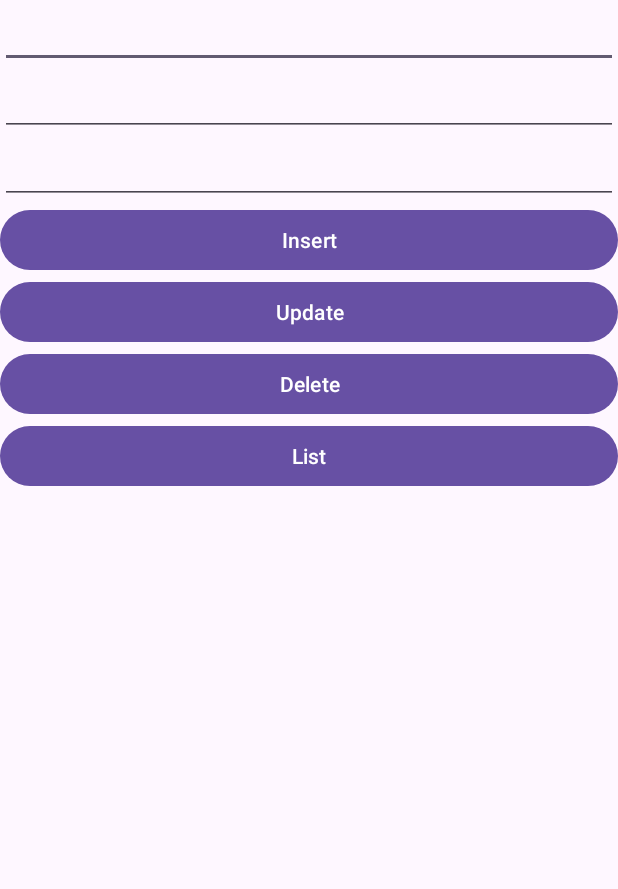
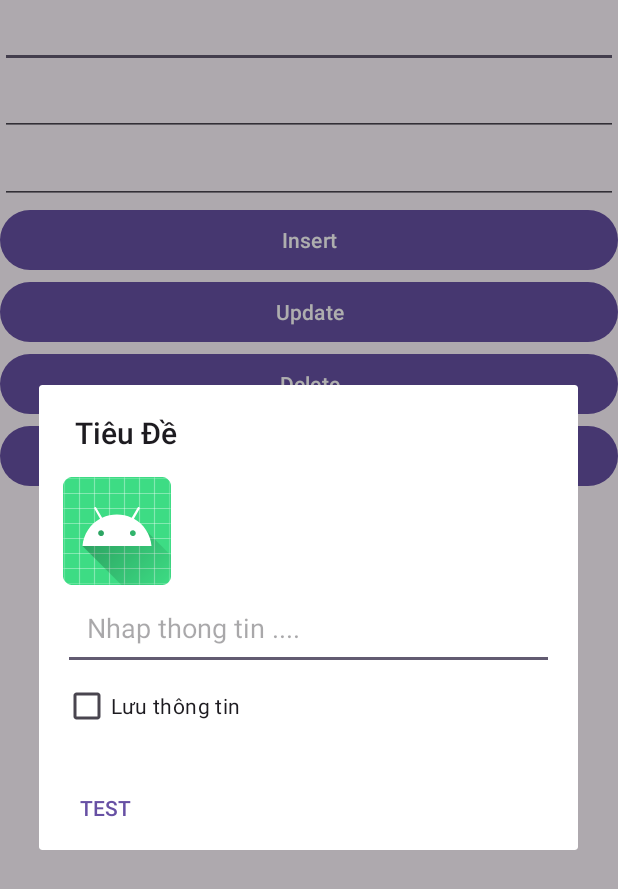
Before and after one commit to huuhuybn/Slide1-Android102, an Android app: the screen it shows after launch (MainActivity), after a tap on "Insert", on a phone screen of 412 x 824 dp. Shown: the top 889 px of the screen. Run offline under Robolectric (Android 15) with nearby library versions, the phone set to English and light mode, and no system bars.

Commit message:
code slide 2

```diff
--- a/app/src/main/java/vn/poly/mob305/slide1/MainActivity.java
+++ b/app/src/main/java/vn/poly/mob305/slide1/MainActivity.java
@@ -1,13 +1,17 @@
 package vn.poly.mob305.slide1;
 
+import androidx.appcompat.app.AlertDialog;
 import androidx.appcompat.app.AppCompatActivity;
 import androidx.recyclerview.widget.GridLayoutManager;
 import androidx.recyclerview.widget.LinearLayoutManager;
 import androidx.recyclerview.widget.RecyclerView;
 
+import android.content.DialogInterface;
 import android.os.Bundle;
+import android.view.LayoutInflater;
 import android.view.View;
 import android.widget.Button;
+import android.widget.CheckBox;
 import android.widget.EditText;
 import android.widget.Toast;
 
@@ -43,8 +47,53 @@ public class MainActivity extends AppCompatActivity {
             String password = edtPassword.getText().toString();
             String fullname = edtFullname.getText().toString();
 
-            NhanVienDAO nhanVienDAO = new NhanVienDAO(MainActivity.this);
-            nhanVienDAO.dangKyNV(username,password,fullname);
+            AlertDialog.Builder builder =
+                    new AlertDialog.Builder(MainActivity.this);
+            builder.setTitle(getString(R.string.main_title));
+            //builder.setMessage(getString(R.string.main_message));
+
+            String fruits[] = {"Apple","Pine","Coconut"};
+
+            /*builder.setItems(fruits, (dialog, which) -> {
+                Toast.makeText(this, fruits[which],
+                        Toast.LENGTH_SHORT).show();
+            });*/
+
+           /* builder.setMultiChoiceItems(fruits, null,
+                    (dialog, which, isChecked) -> {
+                        Toast.makeText(this,
+                                fruits[which] + " : " + isChecked, Toast.LENGTH_SHORT).show();
+            });
+
+            builder.setPositiveButton("Thoát", (dialog, which) -> {
+                dialog.dismiss();
+            });
+            builder.setNegativeButton("Thêm", (dialog,which) ->{
+                NhanVienDAO nhanVienDAO = new NhanVienDAO(MainActivity.this);
+                nhanVienDAO.dangKyNV(username,password,fullname);
+            });*/
+
+            View dialogCustom = LayoutInflater.from(this)
+                    .inflate(R.layout.dialog_custom,null);
+            builder.setView(dialogCustom);
+
+            // dialogCustom
+            EditText edtInfo = dialogCustom.findViewById(R.id.edtInfo);
+            CheckBox cbSave = dialogCustom.findViewById(R.id.cbSave);
+
+            builder.setNeutralButton("TEST", (dialog, v) ->{
+                Toast.makeText(this, edtInfo.getText().toString(),
+                        Toast.LENGTH_SHORT).show();
+            });
+
+            builder.setCancelable(false);
+
+            builder.show();
+
+
+
+
+
         });
 
         findViewById(R.id.btnUpdate).setOnClickListener(v ->{
@@ -121,7 +170,6 @@ public class MainActivity extends AppCompatActivity {
 
 
 
-
         });
 
 
--- /dev/null
+++ b/app/src/main/res/layout/dialog_custom.xml
@@ -0,0 +1,27 @@
+<?xml version="1.0" encoding="utf-8"?>
+<LinearLayout xmlns:android="http://schemas.android.com/apk/res/android"
+    android:orientation="vertical"
+    android:layout_width="match_parent"
+    android:padding="16dp"
+    android:layout_height="match_parent">
+
+
+    <ImageView
+        android:src="@mipmap/ic_launcher"
+        android:layout_width="wrap_content"
+        android:layout_height="wrap_content"/>
+
+    <EditText
+        android:padding="16dp"
+        android:id="@+id/edtInfo"
+        android:hint="Nhap thong tin ...."
+        android:layout_width="match_parent"
+        android:layout_height="wrap_content"/>
+
+    <CheckBox
+        android:id="@+id/cbSave"
+        android:text="Lưu thông tin"
+        android:layout_width="wrap_content"
+        android:layout_height="wrap_content"/>
+
+</LinearLayout>
--- a/app/src/main/res/values/strings.xml
+++ b/app/src/main/res/values/strings.xml
@@ -1,3 +1,5 @@
 <resources>
     <string name="app_name">Slide1</string>
+    <string name="main_title">Tiêu Đề</string>
+    <string name="main_message">"Bạn có chắc chắn muốn thêm không ? "</string>
 </resources>
```
